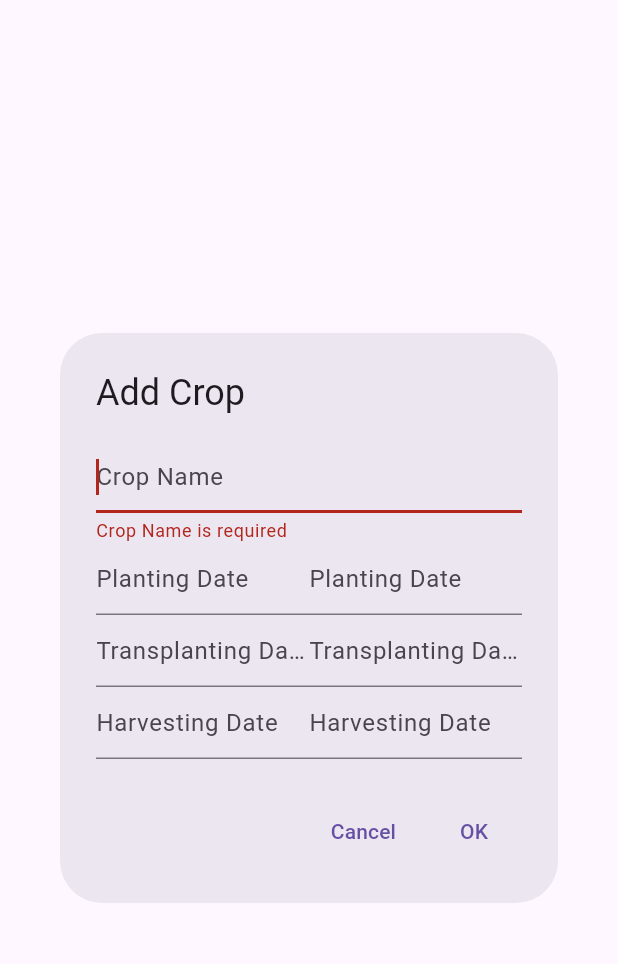
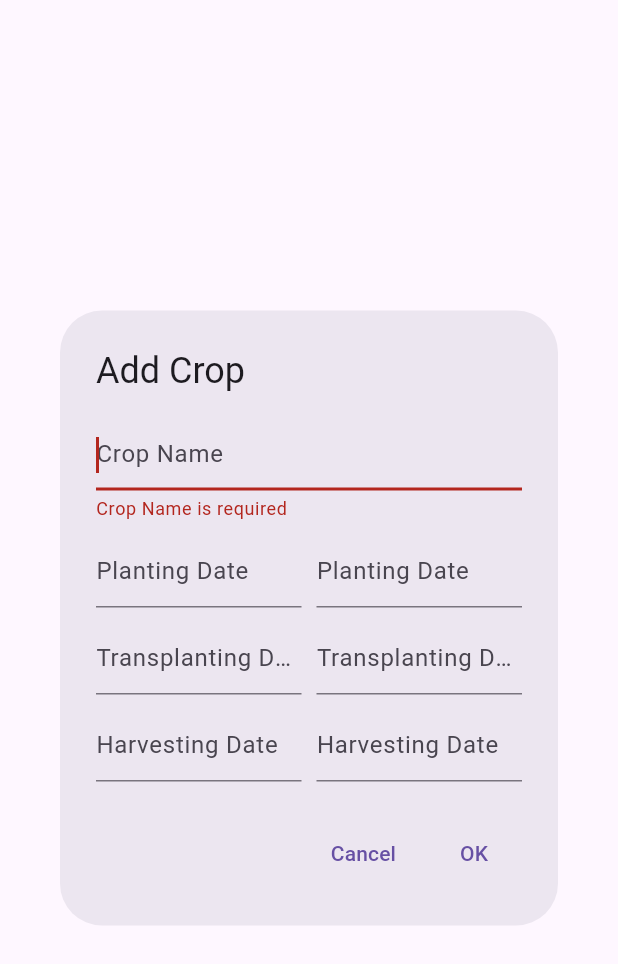
Before and after one commit to LiquidGalaxyLAB/LG-Agro-Task-Manager, a Flutter app: the CreateCropWidget widget shown alone on an empty page, opened directly with empty values, after a tap on "OK", on a phone screen of 412 x 824 dp. Shown: the top 964 px of the screen. Run offline on Flutter 3.47's test engine with Material 3 defaults, Android fonts, the phone set to English and light mode, and no system bars; our stand-ins replace isar, shared_preferences; missing offline and left inert: dartssh2; accounts and stored records are empty; generated files the repository leaves out were written again.

Commit message:
Changes to widgets

```diff
--- a/lib/widgets/add_robot_widget.dart
+++ b/lib/widgets/add_robot_widget.dart
@@ -38,7 +38,8 @@ class _AddRobotWidgetState extends State<AddRobotWidget> {
     final isEditing = widget.robot != null;
     return AlertDialog(
       title: Text(isEditing ? 'Edit Robot' : 'Add Robot'),
-      content: Form(
+      content: SingleChildScrollView(
+        child: Form(
           key: formKey,
           child: Column(
             mainAxisSize: MainAxisSize.min,
@@ -53,6 +54,7 @@ class _AddRobotWidgetState extends State<AddRobotWidget> {
                   return null;
                 },
               ),
+              const SizedBox(height: 10),
               TextFormField(
                 controller: robotIPController,
                 decoration: const InputDecoration(hintText: 'Robot IP'),
@@ -63,26 +65,26 @@ class _AddRobotWidgetState extends State<AddRobotWidget> {
                   return null;
                 },
               ),
+              const SizedBox(height: 10),
               TextFormField(
                 controller: robotSNController,
-              decoration:
-                  const InputDecoration(hintText: 'Robot serial number'),
+                decoration: const InputDecoration(hintText: 'Robot serial number'),
                 validator: (value) {
                   if (value == "") {
                     return 'El nombre de sèrie és obligatori';
                   }
                   return null;
                 },
-            )
+              ),
             ],
+          ),
         ),
       ),
       actions: [
         TextButton(
           onPressed: () => Navigator.pop(context),
-            child: const Text(
-              'Cancel',
-            )),
+          child: const Text('Cancel'),
+        ),
         TextButton(
           onPressed: () {
             final robotName = robotNameController.text;
@@ -91,11 +93,12 @@ class _AddRobotWidgetState extends State<AddRobotWidget> {
 
             if (formKey.currentState!.validate()) {
               widget.onSubmit(robotName, robotIP, robotSN);
+              Navigator.pop(context); // Close the dialog after submission
             }
             RobotsService.singleton.fetchRobots();
           },
           child: const Text('OK'),
-        )
+        ),
       ],
     );
   }
--- a/lib/widgets/create_crop_widget.dart
+++ b/lib/widgets/create_crop_widget.dart
@@ -86,118 +86,130 @@ class _CreateCropWidgetState extends State<CreateCropWidget> {
                     ? 'Crop Name is required'
                     : null,
               ),
+              const SizedBox(height: 10),
               Row(
-                mainAxisSize: MainAxisSize.min,
                 children: [
-                  Expanded(
+                  Flexible(
                     child: TextFormField(
                       controller: plantingDateController1,
                       decoration:
                           const InputDecoration(hintText: 'Planting Date'),
                       validator: (value) {
                         if (value != null && value.isNotEmpty) {
-                            final List<String> values = value.split('-');
-                            if (values.length == 1) {
-                              final intValue1 = int.tryParse(values[0]);
-                              if (intValue1 == null ||
-                                  intValue1 < 1 ||
-                                  intValue1 > 24) {
+                          final intValue = int.tryParse(value);
+                          if (intValue == null ||
+                              intValue < 1 ||
+                              intValue > 24) {
                             return 'Value must be between 1 and 24';
                           }
                         }
-                          }
                         return null;
-                        }),
+                      },
                     ),
-                  Expanded(
+                  ),
+                  const SizedBox(width: 10),
+                  Flexible(
                     child: TextFormField(
                       controller: plantingDateController2,
                       decoration:
                           const InputDecoration(hintText: 'Planting Date'),
                       validator: (value) {
                         if (value != null && value.isNotEmpty) {
-                            final List<String> values = value.split('-');
-                            if (values.length == 1) {
-                              final intValue1 = int.tryParse(values[0]);
-                              if (intValue1 == null ||
-                                  intValue1 < 1 ||
-                                  intValue1 > 24) {
-                                return 'Value must be between 1 and 24';
-                              }
-                            }
-                          }
-                          return null;
-                        }),
-                  )
-                ],
-              ),
-              Row(mainAxisSize: MainAxisSize.min, children: [
-                Expanded(
-                  child: TextFormField(
-                      controller: transplantingDateController1,
-                      decoration: const InputDecoration(hintText: 'Transplanting Date'),
-                      validator: (value) {
-                        if (value != null && value.isNotEmpty) {
-                          final List<String> values = value.split('-');
-                          if (values.length == 1) {
-                            final intValue1 = int.tryParse(values[0]);
-                            if (intValue1 == null || intValue1 < 1 || intValue1 > 24) {
-                              return 'Value must be between 1 and 24';
-                            }
-                          }
-                        }
-                        return null;
-                      }),
-                ),
-                Expanded(
-                  child: TextFormField(
-                      controller: transplantingDateController2,
-                      decoration: const InputDecoration(hintText: 'Transplanting Date'),
-                      validator: (value) {
-                        if (value != null && value.isNotEmpty) {
-                          final List<String> values = value.split('-');
-                          if (values.length == 1) {
-                            final intValue1 = int.tryParse(values[0]);
-                            if (intValue1 == null || intValue1 < 1 || intValue1 > 24) {
-                              return 'Value must be between 1 and 24';
-                            }
-                          }
-                        }
-                        return null;
-                      }),
-                )
-              ]),
-              Row(
-                mainAxisSize: MainAxisSize.min,
-                children: [
-                  Expanded(
-                    child: TextFormField(
-                        controller: harvestingDateController1,
-                        decoration: const InputDecoration(hintText: 'Harvesting Date'),
-                        validator: (value) {
-                          if (value != null && value.isNotEmpty) {
-                            final intValue1 = int.tryParse(value);
-                            if (intValue1 == null || intValue1 < 1 || intValue1 > 24) {
+                          final intValue = int.tryParse(value);
+                          if (intValue == null ||
+                              intValue < 1 ||
+                              intValue > 24) {
                             return 'Value must be between 1 and 24';
                           }
                         }
                         return null;
-                        }),
+                      },
                     ),
-                  Expanded(
+                  ),
+                ],
+              ),
+              const SizedBox(height: 10),
+              Row(
+                children: [
+                  Flexible(
                     child: TextFormField(
-                        controller: harvestingDateController2,
-                        decoration: const InputDecoration(hintText: 'Harvesting Date'),
+                      controller: transplantingDateController1,
+                      decoration:
+                          const InputDecoration(hintText: 'Transplanting Date'),
                       validator: (value) {
                         if (value != null && value.isNotEmpty) {
-                            final intValue1 = int.tryParse(value);
-                            if (intValue1 == null || intValue1 < 1 || intValue1 > 24) {
+                          final intValue = int.tryParse(value);
+                          if (intValue == null ||
+                              intValue < 1 ||
+                              intValue > 24) {
                             return 'Value must be between 1 and 24';
                           }
                         }
                         return null;
-                        }),
-                  )
+                      },
+                    ),
+                  ),
+                  const SizedBox(width: 10),
+                  Flexible(
+                    child: TextFormField(
+                      controller: transplantingDateController2,
+                      decoration:
+                          const InputDecoration(hintText: 'Transplanting Date'),
+                      validator: (value) {
+                        if (value != null && value.isNotEmpty) {
+                          final intValue = int.tryParse(value);
+                          if (intValue == null ||
+                              intValue < 1 ||
+                              intValue > 24) {
+                            return 'Value must be between 1 and 24';
+                          }
+                        }
+                        return null;
+                      },
+                    ),
+                  ),
+                ],
+              ),
+              const SizedBox(height: 10),
+              Row(
+                children: [
+                  Flexible(
+                    child: TextFormField(
+                      controller: harvestingDateController1,
+                      decoration:
+                          const InputDecoration(hintText: 'Harvesting Date'),
+                      validator: (value) {
+                        if (value != null && value.isNotEmpty) {
+                          final intValue = int.tryParse(value);
+                          if (intValue == null ||
+                              intValue < 1 ||
+                              intValue > 24) {
+                            return 'Value must be between 1 and 24';
+                          }
+                        }
+                        return null;
+                      },
+                    ),
+                  ),
+                  const SizedBox(width: 10),
+                  Flexible(
+                    child: TextFormField(
+                      controller: harvestingDateController2,
+                      decoration:
+                          const InputDecoration(hintText: 'Harvesting Date'),
+                      validator: (value) {
+                        if (value != null && value.isNotEmpty) {
+                          final intValue = int.tryParse(value);
+                          if (intValue == null ||
+                              intValue < 1 ||
+                              intValue > 24) {
+                            return 'Value must be between 1 and 24';
+                          }
+                        }
+                        return null;
+                      },
+                    ),
+                  ),
                 ],
               ),
             ],
@@ -223,6 +235,7 @@ class _CreateCropWidgetState extends State<CreateCropWidget> {
               widget.onSubmit(
                   cropName, plantingDate, harvestingDate, transplantingDate);
               setState(() {});
+              Navigator.pop(context);
             }
           },
           child: const Text('OK'),
```
Lines whose indentation alone changed are shown as unchanged.
